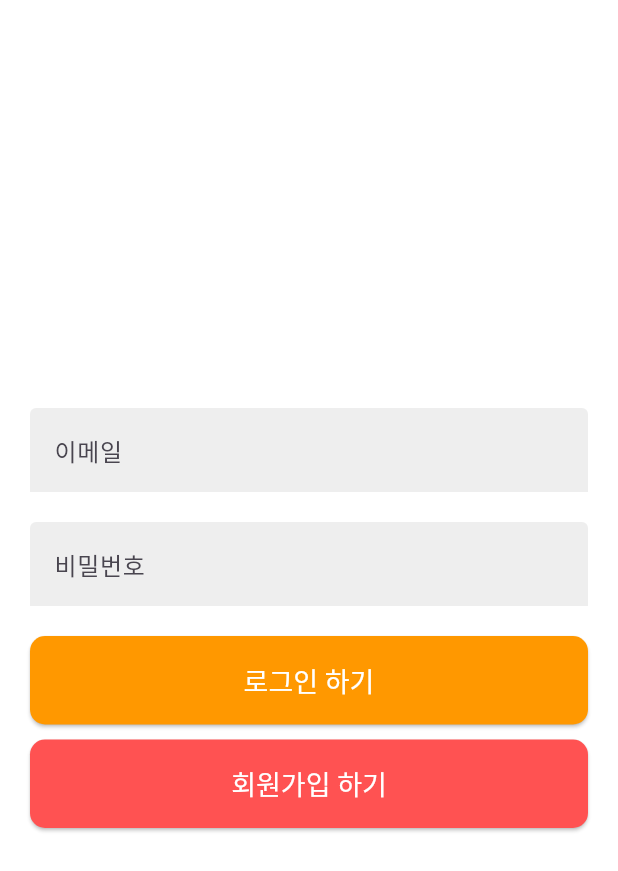
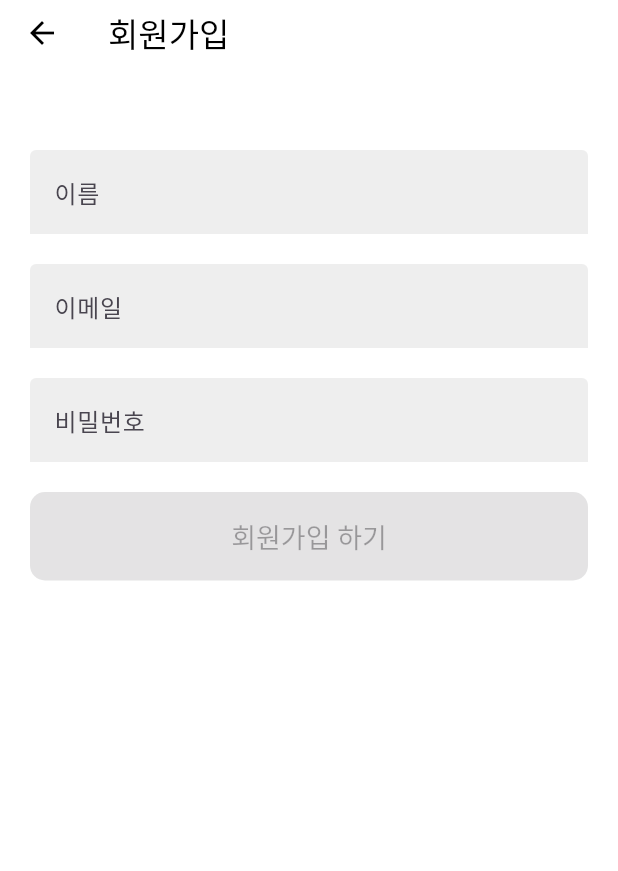
Before and after one commit to generalChang/flutter_basic_clean_architecture, a Flutter app: the screen it shows after launch, after a tap on "회원가입 하기", on a phone screen of 412 x 824 dp. Shown: the top 871 px of the screen. Run offline on Flutter 3.47's test engine with Material 3 defaults, Android fonts, the phone set to English and light mode, and no system bars; our stand-ins replace dio, flutter_riverpod, go_router, retrofit, riverpod_annotation; generated files the repository leaves out were written again.

Commit message:
[Auth] 회원가입 기능 개발 (#10)
* :lipstick: 회원가입 화면 추가

* :sparkles: 회원 가입 기능 개발 완료

```diff
--- a/lib/manager/router/app_router.dart
+++ b/lib/manager/router/app_router.dart
@@ -3,6 +3,7 @@ import 'package:flutter_best_practice/manager/router/app_router_intercepter.dart
 import 'package:flutter_best_practice/manager/router/redirect_notifier.dart';
 import 'package:flutter_best_practice/manager/router/routes.dart';
 import 'package:flutter_best_practice/ui/auth/sign_in/sign_in_view.dart';
+import 'package:flutter_best_practice/ui/auth/sign_up/sign_up_view.dart';
 import 'package:flutter_best_practice/ui/home/home_view.dart';
 import 'package:flutter_riverpod/flutter_riverpod.dart';
 import 'package:go_router/go_router.dart';
@@ -47,7 +48,11 @@ class AppRouter {
                 name: Routes.signIn.name,
                 builder: (context, state) {
                   return const SignInView();
-                })
+                }),
+            GoRoute(path: Routes.signUp.path, name: Routes.signUp.name,
+            builder: (context, state){
+              return const SignUpView();
+            })
           ]),
       GoRoute(
           path: Routes.home.path,
--- a/lib/ui/auth/sign_in/sign_in_view.dart
+++ b/lib/ui/auth/sign_in/sign_in_view.dart
@@ -1,6 +1,8 @@
 import 'package:flutter/material.dart';
+import 'package:flutter_best_practice/manager/router/routes.dart';
 import 'package:flutter_best_practice/ui/auth/sign_in/sign_in_view_model.dart';
 import 'package:flutter_riverpod/flutter_riverpod.dart';
+import 'package:go_router/go_router.dart';
 
 class SignInView extends ConsumerWidget {
   const SignInView({super.key});
@@ -102,7 +104,9 @@ class SignInView extends ConsumerWidget {
                         shape: RoundedRectangleBorder(
                             borderRadius: BorderRadius.circular(10)),
                         padding: const EdgeInsets.all(16)),
-                    onPressed: () {},
+                    onPressed: () {
+                      context.pushNamed(Routes.signUp.name);
+                    },
                     child: const Text('회원가입 하기')),
               ),
               SizedBox(height: MediaQuery.of(context).viewInsets.bottom)
--- a/lib/ui/auth/sign_up/sign_up_view.dart
+++ b/lib/ui/auth/sign_up/sign_up_view.dart
@@ -1,14 +1,146 @@
 import 'package:flutter/material.dart';
+import 'package:flutter_best_practice/core/status/loading_status.dart';
+import 'package:flutter_best_practice/ui/auth/sign_up/sign_up_view_model.dart';
 import 'package:flutter_riverpod/flutter_riverpod.dart';
+import 'package:go_router/go_router.dart';
 
 class SignUpView extends ConsumerWidget {
   const SignUpView({super.key});
 
   @override
   Widget build(BuildContext context, WidgetRef ref) {
+    final state = ref.watch(signUpViewModelProvider);
+    final viewModel = ref.read(signUpViewModelProvider.notifier);
+
+    ref.listen(
+        signUpViewModelProvider.select((state) => state.signUpLoadingStatus),
+        (prev, next) {
+      if (next == LoadingStatus.success) {
+        ScaffoldMessenger.of(context).showSnackBar(const SnackBar(
+          content: Text('회원가입에 성공하였습니다.'),
+          backgroundColor: Colors.orange,
+          duration: Duration(seconds: 3),
+        ));
+        context.pop();
+      } else if (next == LoadingStatus.error) {
+        ScaffoldMessenger.of(context).showSnackBar(const SnackBar(
+          content: Text('회원가입에 실패하였습니다.'),
+          backgroundColor: Colors.redAccent,
+          duration: Duration(seconds: 3),
+        ));
+      }
+    });
+
     return Scaffold(
       appBar: AppBar(
-        title: Text('sign up view'),
+        toolbarHeight: 44,
+        title: const Text('회원가입'),
+        bottom: PreferredSize(
+          preferredSize: const Size.fromHeight(56),
+          child: Container(),
+        ),
+      ),
+      body: Padding(
+        padding: const EdgeInsets.symmetric(horizontal: 20),
+        child: ListView(
+          children: <Widget>[
+            // name text field
+            TextField(
+              onChanged: (String val) {
+                viewModel.updateName(name: val);
+              },
+              onTapOutside: (event) {
+                FocusManager.instance.primaryFocus?.unfocus();
+              },
+              decoration: InputDecoration(
+                  label: const Text('이름'),
+                  filled: true,
+                  fillColor: Colors.grey.shade200,
+                  enabledBorder: const UnderlineInputBorder(
+                    borderSide: BorderSide(color: Colors.transparent),
+                  ),
+                  focusedBorder: const UnderlineInputBorder(
+                    borderSide: BorderSide(color: Colors.transparent),
+                  ),
+                  errorText: state.isNameValid ? null : state.nameErrorMessage),
+            ),
+            const SizedBox(
+              height: 20,
+            ),
+
+            // email text field
+            TextField(
+              onChanged: (String val) {
+                viewModel.updateEmail(email: val);
+              },
+              onTapOutside: (event) {
+                FocusManager.instance.primaryFocus?.unfocus();
+              },
+              decoration: InputDecoration(
+                  label: const Text('이메일'),
+                  filled: true,
+                  fillColor: Colors.grey.shade200,
+                  enabledBorder: const UnderlineInputBorder(
+                    borderSide: BorderSide(color: Colors.transparent),
+                  ),
+                  focusedBorder: const UnderlineInputBorder(
+                    borderSide: BorderSide(color: Colors.transparent),
+                  ),
+                  errorText:
+                      state.isEmailValid ? null : state.emailErrorMessage),
+            ),
+            const SizedBox(
+              height: 20,
+            ),
+
+            // password text field
+            TextField(
+              onChanged: (String val) {
+                viewModel.updatePassword(password: val);
+              },
+              obscureText: true,
+              onTapOutside: (event) {
+                FocusManager.instance.primaryFocus?.unfocus();
+              },
+              decoration: InputDecoration(
+                  label: const Text('비밀번호'),
+                  filled: true,
+                  fillColor: Colors.grey.shade200,
+                  enabledBorder: const UnderlineInputBorder(
+                    borderSide: BorderSide(color: Colors.transparent),
+                  ),
+                  focusedBorder: const UnderlineInputBorder(
+                    borderSide: BorderSide(color: Colors.transparent),
+                  ),
+                  errorText: state.isPasswordValid
+                      ? null
+                      : state.passwordErrorMessage),
+            ),
+            const SizedBox(
+              height: 20,
+            ),
+
+            // login button
+            SizedBox(
+              width: double.infinity,
+              child: ElevatedButton(
+                  style: ElevatedButton.styleFrom(
+                      foregroundColor: Colors.white,
+                      textStyle: const TextStyle(fontSize: 18),
+                      backgroundColor: Colors.orange.shade500,
+                      shape: RoundedRectangleBorder(
+                          borderRadius: BorderRadius.circular(10)),
+                      padding: const EdgeInsets.all(16)),
+                  onPressed: state.signUpButtonEnabled
+                      ? () {
+                          viewModel.signUp();
+                        }
+                      : null,
+                  child: const Text('회원가입 하기')),
+            ),
+            SizedBox(height: MediaQuery.of(context).viewInsets.bottom)
+          ],
+        ),
       ),
     );
   }
```
Also changed, not shown: lib/ui/auth/sign_up/sign_up_state.dart (+7 -1 lines), lib/ui/auth/sign_up/sign_up_view_model.dart (+11 -5 lines).
